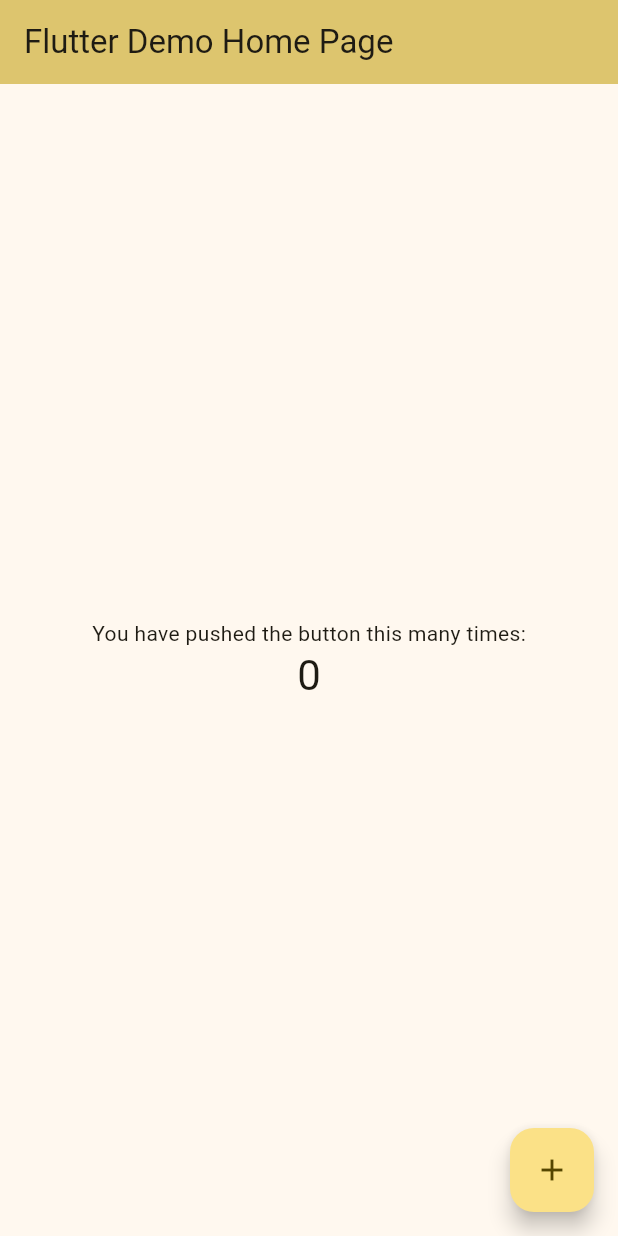
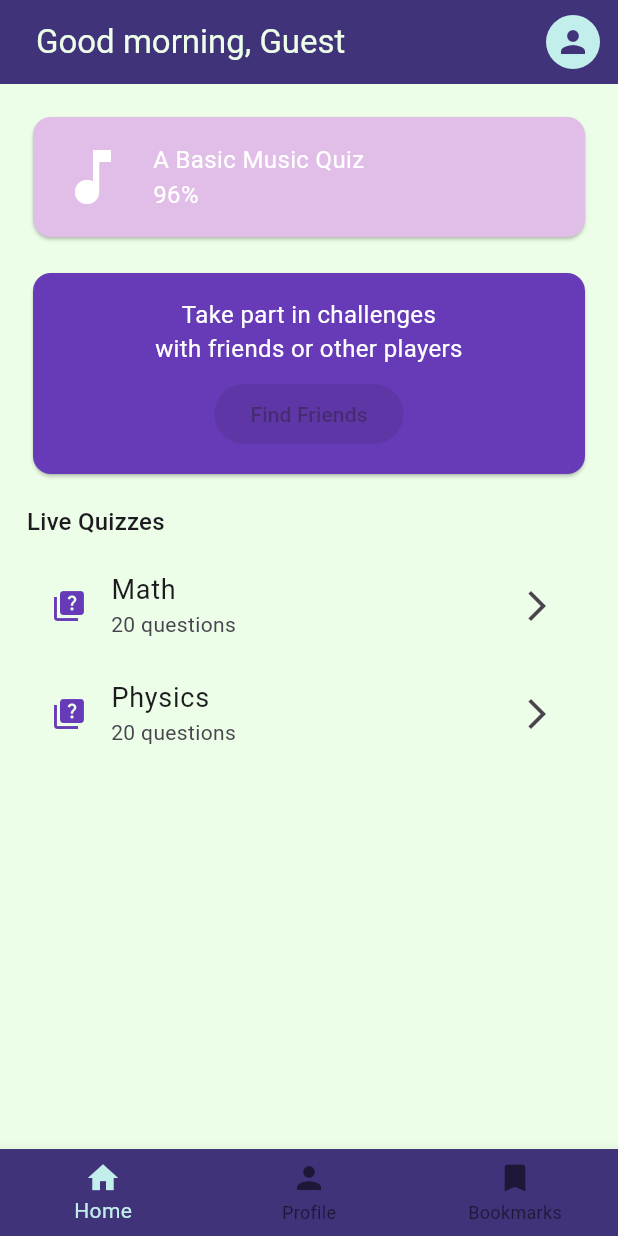
Before and after one commit to B3t7/practiceapp, a Flutter app: the screen it shows after launch, on a phone screen of 412 x 824 dp. Run offline on Flutter 3.47's test engine with Material 3 defaults, Android fonts, the phone set to English and light mode, and no system bars; our stand-ins replace firebase_auth, firebase_core; accounts and stored records are empty; Roboto replaces fonts that are missing (Arial).

Commit message:
firebase auth with mail and username, basic login and signup design

```diff
--- a/lib/main.dart
+++ b/lib/main.dart
@@ -1,124 +1,184 @@
 import 'package:flutter/material.dart';
+import 'package:practiceapp/pages/tests/math/mathtest1.dart';
+import 'package:practiceapp/pages/tests/pyhsics/physicstest1.dart';
+import 'package:practiceapp/pages/colors.dart';
+import 'package:practiceapp/pages/mainpages/profile.dart';
+import 'package:practiceapp/auth/signup_page.dart';
+import 'package:firebase_core/firebase_core.dart';
+import 'firebase_options.dart';
+import 'package:practiceapp/auth/auth_service.dart';
 
-void main() {
+void main() async {
+  WidgetsFlutterBinding.ensureInitialized();
+  await Firebase.initializeApp(options: DefaultFirebaseOptions.currentPlatform);
+
   runApp(const MyApp());
 }
 
 class MyApp extends StatelessWidget {
   const MyApp({super.key});
 
-  // This widget is the root of your application.
   @override
   Widget build(BuildContext context) {
     return MaterialApp(
-      title: 'Flutter Demo',
+      routes: {
+        '/mathtest1': (context) => const Mathtest1(),
+        '/pyhsicstest1': (context) => const Physicstest1(),
+        '/profile': (context) => const ProfilePage(),
+        '/home': (context) => const HomeScreen(),
+        '/signup': (context) => const RegisterPage(),
+      },
+
+      title: 'Quiz App',
       theme: ThemeData(
-        // This is the theme of your application.
-        //
-        // TRY THIS: Try running your application with "flutter run". You'll see
-        // the application has a purple toolbar. Then, without quitting the app,
-        // try changing the seedColor in the colorScheme below to Colors.green
-        // and then invoke "hot reload" (save your changes or press the "hot
-        // reload" button in a Flutter-supported IDE, or press "r" if you used
-        // the command line to start the app).
-        //
-        // Notice that the counter didn't reset back to zero; the application
-        // state is not lost during the reload. To reset the state, use hot
-        // restart instead.
-        //
-        // This works for code too, not just values: Most code changes can be
-        // tested with just a hot reload.
-        colorScheme: ColorScheme.fromSeed(
-          seedColor: const Color.fromARGB(255, 148, 125, 25),
-        ),
+        fontFamily: 'Arial', // Google Fonts sonra ekleyebiliriz
       ),
-      home: const MyHomePage(title: 'Flutter Demo Home Page'),
+      home: HomeScreen(),
     );
   }
 }
 
-class MyHomePage extends StatefulWidget {
-  const MyHomePage({super.key, required this.title});
-
-  // This widget is the home page of your application. It is stateful, meaning
-  // that it has a State object (defined below) that contains fields that affect
-  // how it looks.
-
-  // This class is the configuration for the state. It holds the values (in this
-  // case the title) provided by the parent (in this case the App widget) and
-  // used by the build method of the State. Fields in a Widget subclass are
-  // always marked "final".
-
-  final String title;
+class HomeScreen extends StatefulWidget {
+  const HomeScreen({super.key});
 
   @override
-  State<MyHomePage> createState() => _MyHomePageState();
+  State<HomeScreen> createState() => _HomeScreenState();
 }
 
-class _MyHomePageState extends State<MyHomePage> {
-  int _counter = 0;
+class _HomeScreenState extends State<HomeScreen> {
+  int _selectedIndex = 0;
 
-  void _incrementCounter() {
-    setState(() {
-      // This call to setState tells the Flutter framework that something has
-      // changed in this State, which causes it to rerun the build method below
-      // so that the display can reflect the updated values. If we changed
-      // _counter without calling setState(), then the build method would not be
-      // called again, and so nothing would appear to happen.
-      _counter++;
-    });
+  void _onItemTapped(int index) {
+    if (index == 1) {
+      Navigator.pushNamed(context, '/profile').then((_) {
+        setState(() {
+          _selectedIndex = 0; // Reset to Home after returning
+        });
+      });
+    } else {
+      setState(() {
+        _selectedIndex = index;
+      });
+    }
   }
+
+  final username = authService.value.currentUser?.displayName ?? 'Guest';
 
   @override
   Widget build(BuildContext context) {
-    // This method is rerun every time setState is called, for instance as done
-    // by the _incrementCounter method above.
-    //
-    // The Flutter framework has been optimized to make rerunning build methods
-    // fast, so that you can just rebuild anything that needs updating rather
-    // than having to individually change instances of widgets.
     return Scaffold(
+      backgroundColor: offwhite,
       appBar: AppBar(
-        // TRY THIS: Try changing the color here to a specific color (to
-        // Colors.amber, perhaps?) and trigger a hot reload to see the AppBar
-        // change color while the other colors stay the same.
-        backgroundColor: Theme.of(context).colorScheme.inversePrimary,
-        // Here we take the value from the MyHomePage object that was created by
-        // the App.build method, and use it to set our appbar title.
-        title: Text(widget.title),
+        backgroundColor: lightp,
+        title: Padding(
+          padding: const EdgeInsets.symmetric(horizontal: 8.0),
+          child: Text(
+            "Good morning, $username",
+            style: TextStyle(color: offwhite),
+          ),
+        ),
+        actions: [
+          Padding(
+            padding: const EdgeInsets.all(10.0),
+            child: CircleAvatar(
+              backgroundColor: mint,
+              child: Icon(Icons.person, color: lightp),
+            ),
+          ),
+        ],
       ),
-      body: Center(
-        // Center is a layout widget. It takes a single child and positions it
-        // in the middle of the parent.
-        child: Column(
-          // Column is also a layout widget. It takes a list of children and
-          // arranges them vertically. By default, it sizes itself to fit its
-          // children horizontally, and tries to be as tall as its parent.
-          //
-          // Column has various properties to control how it sizes itself and
-          // how it positions its children. Here we use mainAxisAlignment to
-          // center the children vertically; the main axis here is the vertical
-          // axis because Columns are vertical (the cross axis would be
-          // horizontal).
-          //
-          // TRY THIS: Invoke "debug painting" (choose the "Toggle Debug Paint"
-          // action in the IDE, or press "p" in the console), to see the
-          // wireframe for each widget.
-          mainAxisAlignment: MainAxisAlignment.center,
-          children: <Widget>[
-            const Text('You have pushed the button this many times:'),
-            Text(
-              '$_counter',
-              style: Theme.of(context).textTheme.headlineMedium,
+      body: ListView(
+        padding: const EdgeInsets.all(18.0),
+        children: [
+          _buildQuizCard(),
+          const SizedBox(height: 16),
+          _buildFeaturedCard(),
+          const SizedBox(height: 16),
+          Text("Live Quizzes", style: Theme.of(context).textTheme.titleMedium),
+          const SizedBox(height: 8),
+          _buildQuizMath(context),
+          _buildQuizPyhsics(context),
+        ],
+      ),
+      bottomNavigationBar: BottomNavigationBar(
+        backgroundColor: lightp,
+        selectedItemColor: mint,
+        currentIndex: _selectedIndex,
+        onTap: _onItemTapped,
+        items: const [
+          BottomNavigationBarItem(icon: Icon(Icons.home), label: 'Home'),
+          BottomNavigationBarItem(icon: Icon(Icons.person), label: 'Profile'),
+          BottomNavigationBarItem(
+            icon: Icon(Icons.bookmark),
+            label: 'Bookmarks',
+          ),
+        ],
+      ),
+    );
+  }
+
+  Widget _buildQuizCard() {
+    return Card(
+      color: Colors.purple[100],
+      child: Padding(
+        padding: const EdgeInsets.all(16.0),
+        child: Row(
+          children: const [
+            Icon(Icons.music_note, size: 48, color: Colors.white),
+            SizedBox(width: 16),
+            Expanded(
+              child: Text(
+                "A Basic Music Quiz\n96%",
+                style: TextStyle(fontSize: 16, color: Colors.white),
+              ),
             ),
           ],
         ),
       ),
-      floatingActionButton: FloatingActionButton(
-        onPressed: _incrementCounter,
-        tooltip: 'Increment',
-        child: const Icon(Icons.add),
-      ), // This trailing comma makes auto-formatting nicer for build methods.
+    );
+  }
+
+  Widget _buildFeaturedCard() {
+    return Card(
+      color: Colors.deepPurple,
+      child: Padding(
+        padding: const EdgeInsets.all(16.0),
+        child: Column(
+          children: const [
+            Text(
+              "Take part in challenges\nwith friends or other players",
+              style: TextStyle(color: Colors.white, fontSize: 16),
+              textAlign: TextAlign.center,
+            ),
+            SizedBox(height: 8),
+            ElevatedButton(onPressed: null, child: Text("Find Friends")),
+          ],
+        ),
+      ),
+    );
+  }
+
+  Widget _buildQuizMath(BuildContext context) {
+    return ListTile(
+      leading: Icon(Icons.quiz, color: Colors.deepPurple),
+      title: Text("Math", style: TextStyle(fontSize: 18)),
+      subtitle: Text("20 questions"),
+      trailing: Icon(Icons.arrow_forward_ios),
+      onTap: () {
+        Navigator.pushNamed(context, '/mathtest1');
+      },
+    );
+  }
+
+  Widget _buildQuizPyhsics(BuildContext context) {
+    return ListTile(
+      leading: Icon(Icons.quiz, color: Colors.deepPurple),
+      title: Text("Physics", style: TextStyle(fontSize: 18)),
+      subtitle: Text("20 questions"),
+      trailing: Icon(Icons.arrow_forward_ios),
+      onTap: () {
+        Navigator.pushNamed(context, '/pyhsicstest1');
+      },
     );
   }
 }
--- /dev/null
+++ b/lib/pages/colors.dart
@@ -0,0 +1,7 @@
+import 'package:flutter/material.dart';
+
+const Color darkp = Color(0xFF331E36);
+const Color lightp = Color(0xFF41337A);
+const Color blue = Color(0xFF6EA4BF);
+const Color mint = Color(0xFFC2EFEB);
+const Color offwhite = Color(0xFFECFEE8);
```
Also changed, not shown: lib/auth/auth_service.dart (added, +77 -0 lines), lib/auth/login_page.dart (added, +119 -0 lines), lib/auth/signup_page.dart (added, +138 -0 lines), lib/pages/mainpages/profile.dart (added, +63 -0 lines), lib/pages/tests/math/mathtest1.dart (added, +17 -0 lines), lib/pages/tests/pyhsics/physicstest1.dart (added, +17 -0 lines), pubspec.yaml (+23 -4 lines), firebase.json (added), lib/firebase_options.dart (added), pubspec.lock, 7 other files.
